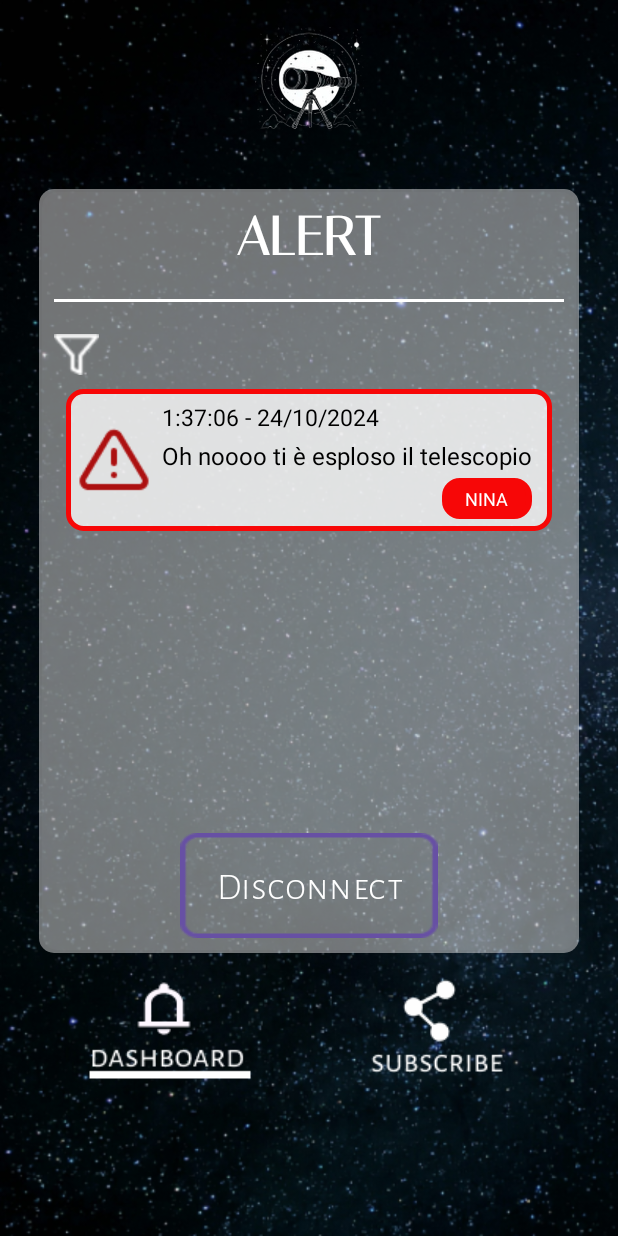
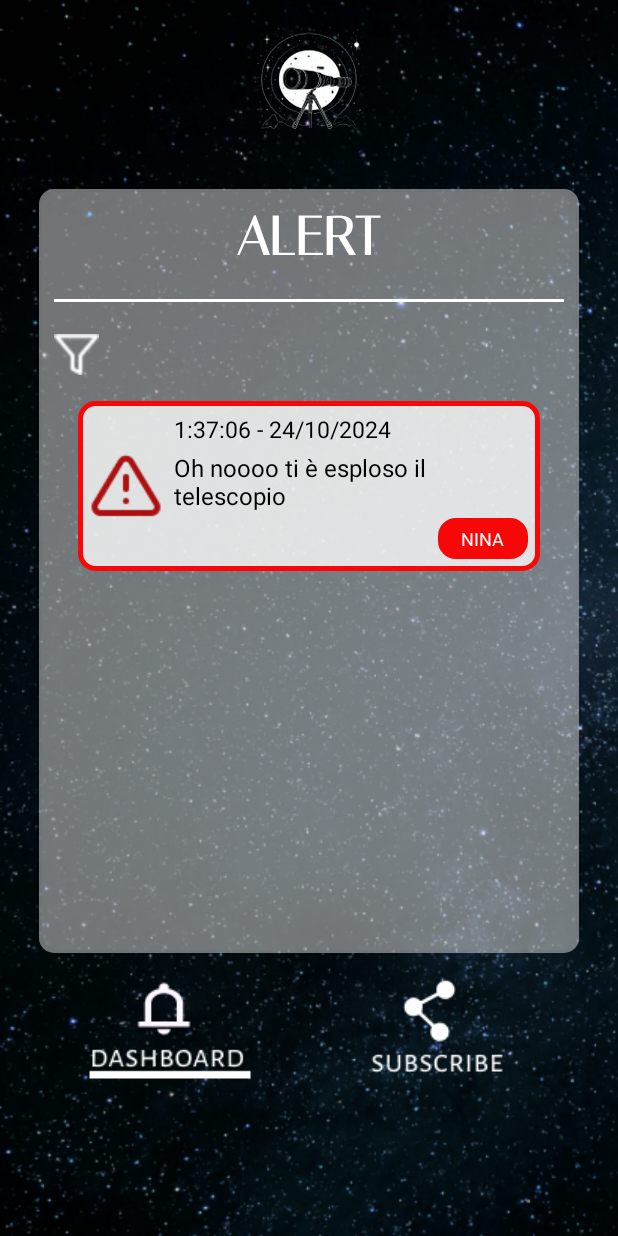
Before and after one commit to martinabruni/SkyAlertV2, an Android app: the Screen2Activity screen opened directly, with no data from a screen before it, on a phone screen of 412 x 824 dp. Run offline under Robolectric (Android 15) with nearby library versions, the phone set to English and light mode, and no system bars; libraries missing offline, so code that uses them is left out: org.eclipse.paho.

Commit message:
FIX VERTICAL LAYOUT FOR ALERT NOTIFICATION

```diff
--- a/app/src/main/res/layout/activity_screen2.xml
+++ b/app/src/main/res/layout/activity_screen2.xml
@@ -59,10 +59,18 @@
             android:layout_weight="1"
             android:layout_marginBottom="10sp"
             android:padding="8dp">
+            <LinearLayout
+                android:id="@+id/layout"
+                android:layout_width="match_parent"
+                android:layout_height="wrap_content"
+                android:layout_marginBottom="8dp"
+                android:gravity="center_vertical"
+                android:orientation="vertical"
+                android:padding="8dp">
 
                 <LinearLayout
                     android:layout_width="match_parent"
-                android:layout_height="wrap_content"
+                    android:layout_height="match_parent"
                     android:layout_marginBottom="8dp"
                     android:background="@drawable/alertred"
                     android:gravity="center_vertical"
@@ -111,20 +119,9 @@
                             android:textSize="12sp" />
                     </LinearLayout>
                 </LinearLayout>
+
+            </LinearLayout>
         </ScrollView>
-
-        <Button
-            android:id="@+id/startButton"
-            android:layout_width="wrap_content"
-            android:layout_height="wrap_content"
-            android:layout_gravity="center"
-            android:background="@drawable/buttonstart"
-            android:fontFamily="@font/alegreya_sans"
-            android:gravity="center"
-            android:text="@string/button_disconnect"
-            android:textAllCaps="false"
-            android:textColor="@android:color/white"
-            android:textSize="25sp" />
 
     </LinearLayout>
 
```
Lines whose indentation alone changed are shown as unchanged.
